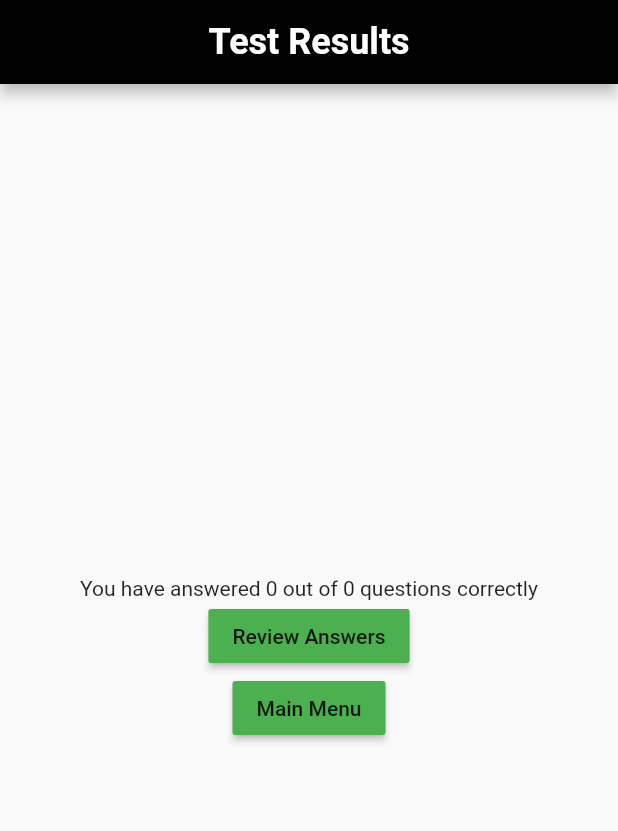
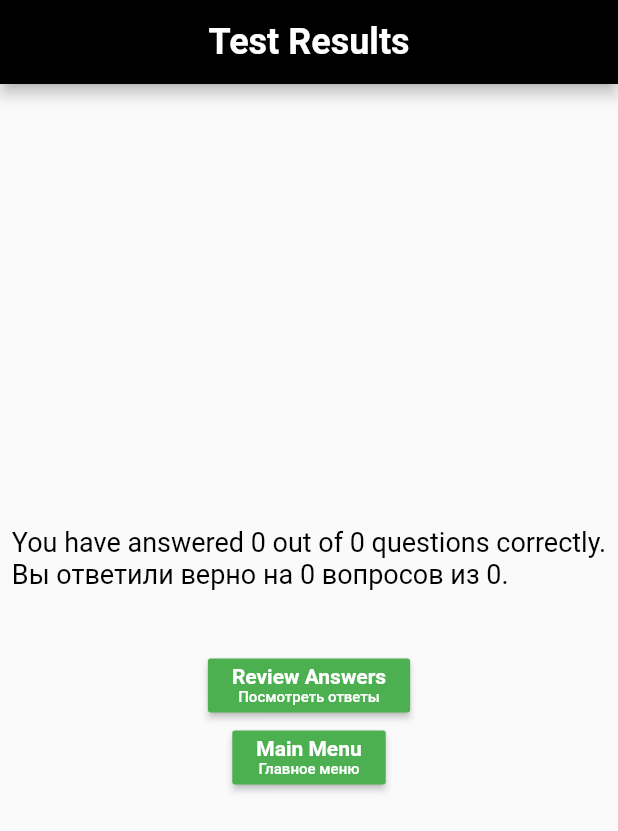
Before and after one commit to Impulseone/DrivingTheoryTest, a Flutter app: the ResultScreen screen opened directly with empty values, on a phone screen of 412 x 824 dp. Shown: the top 831 px of the screen. Run offline on Flutter 3.47's test engine with Material 2 defaults, Android fonts, the phone set to English and light mode, and no system bars; our stand-ins replace rxdart, sqflite; accounts and stored records are empty.

Commit message:
review answers screen update

```diff
--- a/dirving_theory_test/lib/extension/custom_text_style.dart
+++ b/dirving_theory_test/lib/extension/custom_text_style.dart
@@ -6,7 +6,10 @@ class CustomTextStyle {
     return Theme.of(context).textTheme.headline1.copyWith(fontSize: 24.0, fontWeight: FontWeight.bold, color: Colors.white);
   }
   static TextStyle rusTextStyleHeadline(BuildContext context) {
-    return Theme.of(context).textTheme.headline1.copyWith(fontSize: 18.0, fontWeight: FontWeight.normal, color: Colors.white);
+    return Theme.of(context).textTheme.headline1.copyWith(fontSize: 18.0, fontWeight: FontWeight.normal, color: Colors.white);}
+
+    static TextStyle rusTextStyleHeadlineBlack(BuildContext context) {
+    return Theme.of(context).textTheme.headline1.copyWith(fontSize: 18.0, fontWeight: FontWeight.normal, color: Colors.black);
   }
   static TextStyle engTextStyleBody(BuildContext context) {
     return Theme.of(context).textTheme.bodyText1.copyWith(fontSize: 14.0, fontWeight: FontWeight.bold, color: Colors.white);
--- a/dirving_theory_test/lib/view/result_screen.dart
+++ b/dirving_theory_test/lib/view/result_screen.dart
@@ -45,6 +45,9 @@ class _ResultScreenState extends State<ResultScreen> {
       mainAxisAlignment: MainAxisAlignment.center,
       children: [
         _answeredCorrectlyText(_allQuestions, _trueAnsweredQuestions),
+        SizedBox(
+          height: 40,
+        ),
         _reviewAnswersButton(),
         _backToMenuButton()
       ],
@@ -54,26 +57,51 @@ class _ResultScreenState extends State<ResultScreen> {
   Widget _answeredCorrectlyText(
       List<Question> allQuestions, List<Question> trueAnsweredQuestions) {
     return Text(
-        "You have answered ${trueAnsweredQuestions.length} out of ${allQuestions.length} questions correctly");
+      "You have answered ${trueAnsweredQuestions.length} out of ${allQuestions.length} questions correctly.\nВы ответили верно на ${trueAnsweredQuestions.length} вопросов из ${allQuestions.length}.",
+      style: CustomTextStyle.rusTextStyleHeadlineBlack(context),
+    );
   }
 
   Widget _reviewAnswersButton() {
     return RaisedButton(
-        child: Text("Review Answers"),
+        child: Column(
+          children: [
+            Text(
+              "Review Answers",
+              style: CustomTextStyle.engTextStyleBody(context),
+            ),
+            Text(
+              "Посмотреть ответы",
+              style: CustomTextStyle.rusTextStyleBody(context),
+            ),
+          ],
+        ),
         color: Colors.green,
         onPressed: _openReviewAnswersScreen);
   }
 
   Widget _backToMenuButton() {
     return RaisedButton(
-        child: Text("Main Menu"),
+        child: Column(
+          children: [
+            Text(
+              "Main Menu",
+              style: CustomTextStyle.engTextStyleBody(context),
+            ),
+            Text(
+              "Главное меню",
+              style: CustomTextStyle.rusTextStyleBody(context),
+            ),
+          ],
+        ),
         color: Colors.green,
         onPressed: _openMenuScreen);
   }
 
   void _openReviewAnswersScreen() {
-    Navigator.of(context)
-        .push(MaterialPageRoute(builder: (context) => ReviewAnswersScreen(_allQuestions)));
+    Navigator.of(context).push(MaterialPageRoute(
+        builder: (context) =>
+            ReviewAnswersScreen(_allQuestions, _trueAnsweredQuestions)));
   }
 
   void _openMenuScreen() {
```
Also changed, not shown: dirving_theory_test/lib/view/review_answers_screen.dart (+39 -10 lines).
